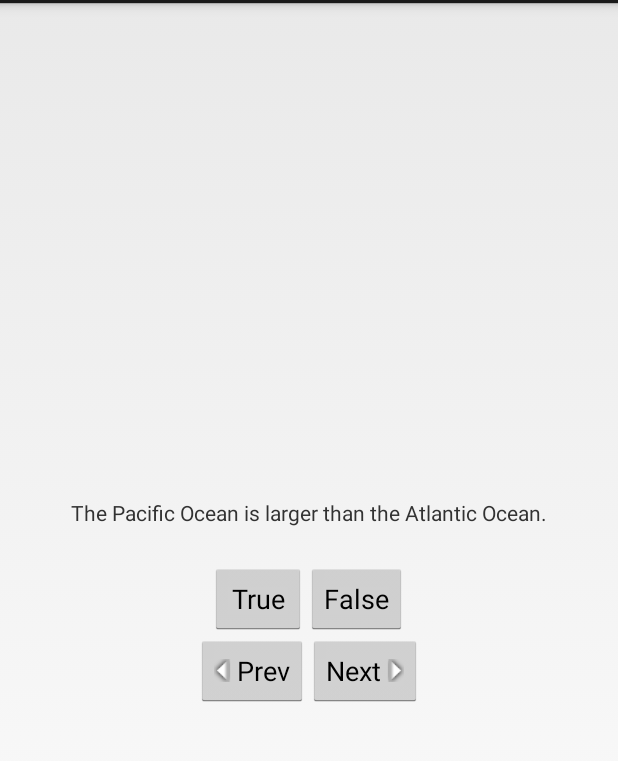
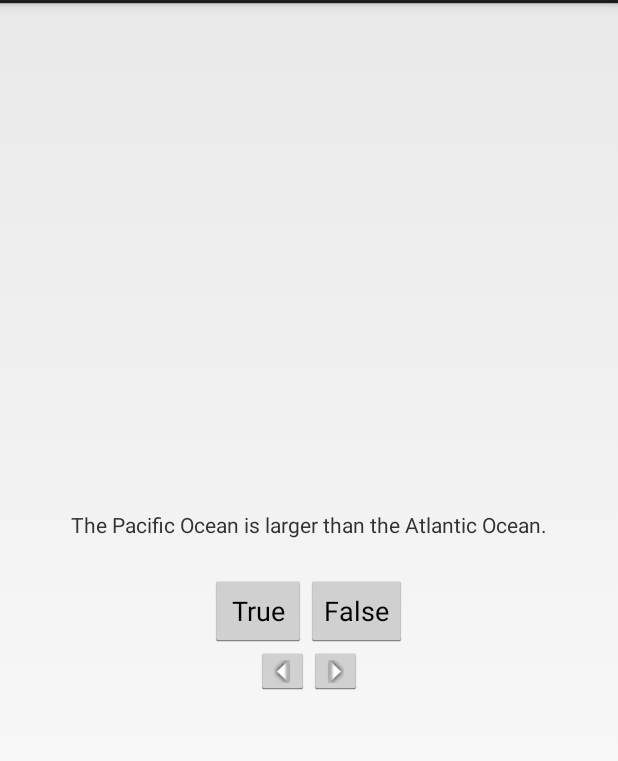
Before and after one commit to centner813/GeoQuiz, an Android app: the screen it shows after launch (QuizActivity), on a phone screen of 412 x 824 dp, the part 69-830 px from its top. Run offline under Robolectric (Android 15) with nearby library versions, the phone set to English and light mode, and no system bars.

Commit message:
switch from Button to ImageButton

```diff
--- a/app/src/main/java/com/bignerdranch/android/geoquiz/QuizActivity.java
+++ b/app/src/main/java/com/bignerdranch/android/geoquiz/QuizActivity.java
@@ -5,6 +5,7 @@ import android.os.Bundle;
 import android.view.Menu;
 import android.view.View;
 import android.widget.Button;
+import android.widget.ImageButton;
 import android.widget.TextView;
 import android.widget.Toast;
 
@@ -12,8 +13,8 @@ public class QuizActivity extends Activity {
 
     Button mTrueButton;
     Button mFalseButton;
-    Button mNextButton;
-    Button mPrevButton;
+    ImageButton mNextButton;
+    ImageButton mPrevButton;
 
     TextView mQuestionTextView;
 
@@ -53,7 +54,6 @@ public class QuizActivity extends Activity {
         setContentView(R.layout.activity_quiz);
 
         mQuestionTextView = (TextView)findViewById(R.id.question_text_view);
-        //set text to first question in array
 
         mTrueButton = (Button)findViewById(R.id.true_button);
         mTrueButton.setOnClickListener(new View.OnClickListener() {
@@ -72,7 +72,7 @@ public class QuizActivity extends Activity {
             }
         });
 
-        mNextButton = (Button)findViewById(R.id.next_button);
+        mNextButton = (ImageButton) findViewById(R.id.next_button);
         mNextButton.setOnClickListener(new View.OnClickListener() {
             @Override
             public void onClick(View v) {
@@ -81,11 +81,11 @@ public class QuizActivity extends Activity {
             }
         });
 
-        mPrevButton = (Button)findViewById(R.id.prev_button);
+        mPrevButton = (ImageButton)findViewById(R.id.prev_button);
         mPrevButton.setOnClickListener(new View.OnClickListener() {
             @Override
             public void onClick(View v) {
-                mCurrentIndex = (mCurrentIndex - 1) % mAnswerKey.length;
+                mCurrentIndex = (mCurrentIndex - 1)% mAnswerKey.length;
                 updateQuestion();
             }
         });
--- a/app/src/main/res/layout/activity_quiz.xml
+++ b/app/src/main/res/layout/activity_quiz.xml
@@ -34,21 +34,22 @@
         android:layout_height="wrap_content"
         android:orientation="horizontal">
 
-        <Button
+        <ImageButton
             android:id="@+id/prev_button"
+            android:src="@drawable/arrow_left"
             android:layout_height="wrap_content"
             android:layout_width="wrap_content"
-            android:text="@string/prev_button"
-            android:drawableLeft="@drawable/arrow_left"
-            android:drawablePadding="4dp"     />
+            android:contentDescription="@string/prev_button"
+         />
 
-        <Button
+        <ImageButton
             android:id="@+id/next_button"
+            android:src="@drawable/arrow_right"
+            android:layout_height="wrap_content"
             android:layout_width="wrap_content"
-            android:layout_height="wrap_content"
-            android:text="@string/next_button"
-            android:drawableRight="@drawable/arrow_right"
-            android:drawablePadding="4dp"     />
+            android:contentDescription="@string/next_button"
+        />
+
 
    </LinearLayout>
 
```
Also changed, not shown: 1 other file.
